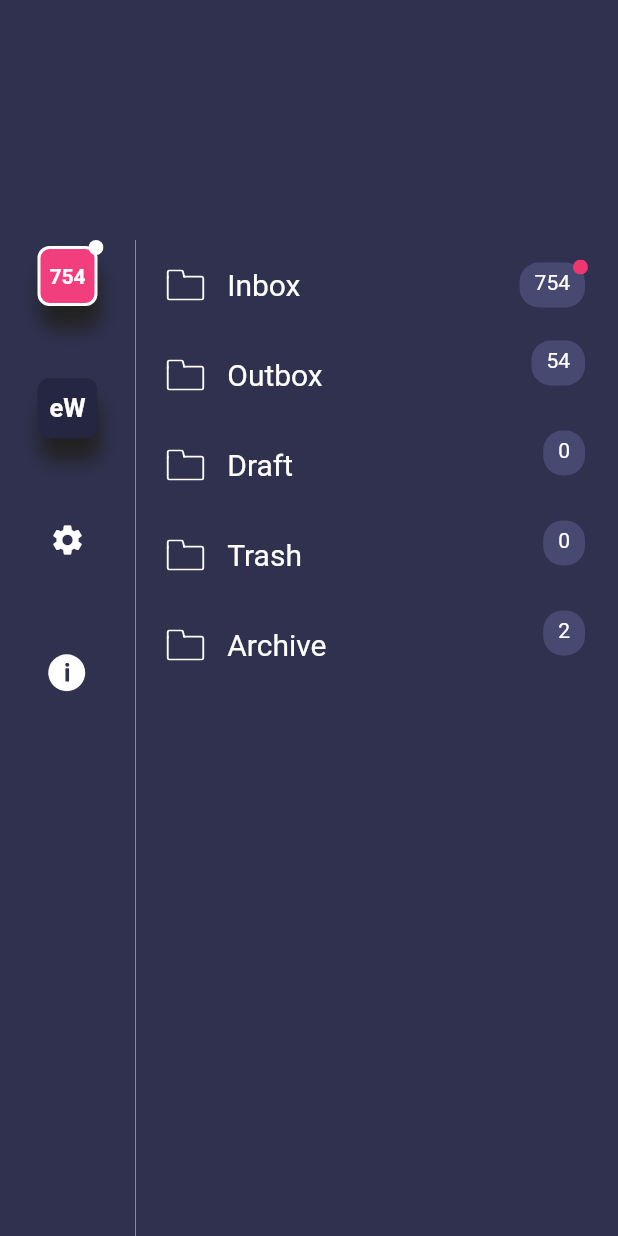
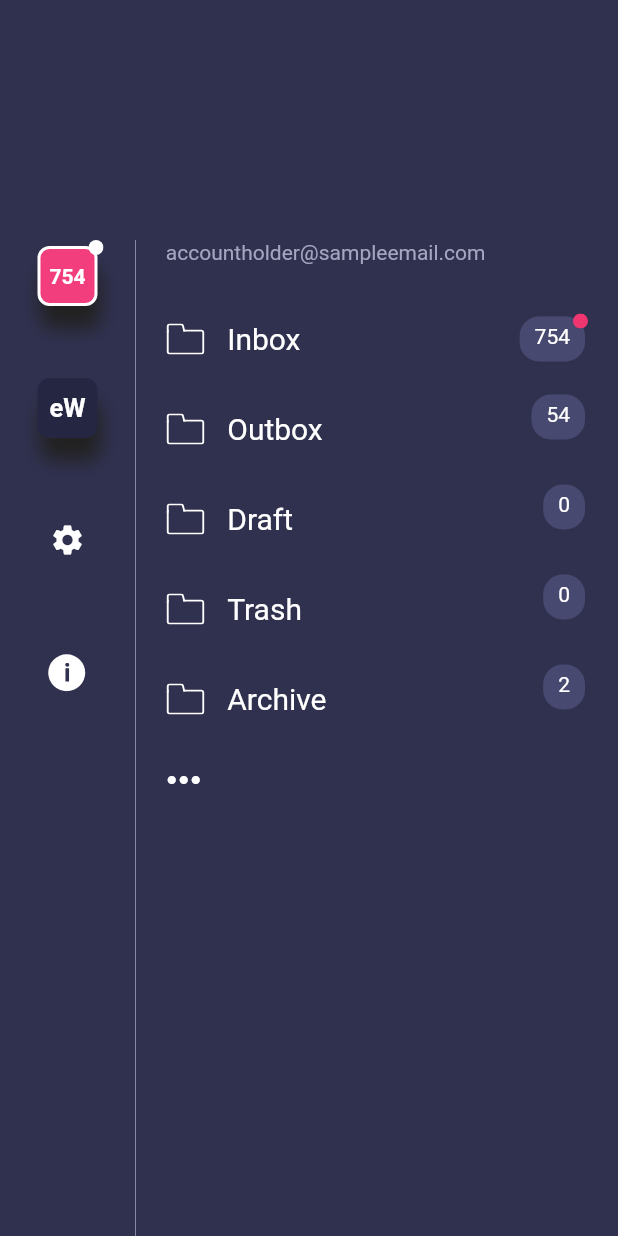
Before and after one commit to EAC-Technology/MobileApp, a Flutter app: the Menu screen opened directly, on a phone screen of 412 x 824 dp. Run offline on Flutter 3.47's test engine with Material 2 defaults, Android fonts, the phone set to English and light mode, and no system bars; our stand-ins replace convert, flutter_svg, rxdart, timeago, uni_links; missing offline and left inert: flutter_webview_plugin; accounts and stored records are empty; network calls fail.

Commit message:
edit mode for folder list

```diff
--- a/app_in_mail/lib/constants/strings/en_strings.dart
+++ b/app_in_mail/lib/constants/strings/en_strings.dart
@@ -57,4 +57,5 @@ final localizedStringsEn = {
   Strings.depositEur: 'Deposit EUR',
   Strings.exchangeEurToAnt: 'Exchange EUR to @NT',
   Strings.withdraw: 'Withdraw',
+  Strings.add: 'Add',
 };
--- a/app_in_mail/lib/constants/strings/fr_strings.dart
+++ b/app_in_mail/lib/constants/strings/fr_strings.dart
@@ -56,4 +56,5 @@ final localizedStringsFr = {
   Strings.depositEur: 'Deposit EUR_FR',
   Strings.exchangeEurToAnt: 'Exchange EUR to @NT_FR',
   Strings.withdraw: 'Withdraw_FR',
+  Strings.add: 'Add_FR',
 };
--- a/app_in_mail/lib/constants/strings/string_keys.dart
+++ b/app_in_mail/lib/constants/strings/string_keys.dart
@@ -56,4 +56,5 @@ class Strings{
   static final depositEur = 'depositEur';
   static final exchangeEurToAnt = 'exchangeEurToAnt';
   static final withdraw = 'withdraw';
+  static final add = 'add';
 }
--- a/app_in_mail/lib/screens/menu/folder_item_view.dart
+++ b/app_in_mail/lib/screens/menu/folder_item_view.dart
@@ -7,8 +7,9 @@ import 'package:flutter_svg/svg.dart';
 class FolderItemView extends StatefulWidget {
   final Mailbox mailbox;
   final Function onTap;
+  final bool isInEditMode;
 
-  FolderItemView({this.mailbox, this.onTap});
+  FolderItemView({this.mailbox, this.onTap, this.isInEditMode});
 
   @override
   _FolderItemViewState createState() => _FolderItemViewState();
@@ -41,7 +42,37 @@ class _FolderItemViewState extends State<FolderItemView> {
                   ),
                 ],
               ),
-              Stack(
+              _buildAccessoryViews(),
+            ],
+          ),
+        ),
+      ),
+    );
+  }
+
+  Widget _buildEditModeAccessories() {
+    return Row(
+      children: <Widget>[
+        IconButton(
+          icon: SvgPicture.asset(
+            Img.icDelete,
+            width: 20.0,
+          ),
+          onPressed: () {},
+        ),
+        IconButton(
+          icon: SvgPicture.asset(
+            Img.icEdit,
+            width: 20.0,
+          ),
+          onPressed: () {},
+        ),
+      ],
+    );
+  }
+
+  Widget _buildNormalModeAccessories() {
+    return Stack(
       alignment: Alignment.topRight,
       children: <Widget>[
         Padding(
@@ -49,8 +80,8 @@ class _FolderItemViewState extends State<FolderItemView> {
           child: Container(
             height: 30,
             child: Padding(
-                        padding: const EdgeInsets.only(
-                            left: 10, right: 10, top: 5, bottom: 5),
+              padding:
+                  const EdgeInsets.only(left: 10, right: 10, top: 5, bottom: 5),
               child: Text(
                 widget.mailbox.itemCount.toString(),
                 style: TextStyle(color: Colors.white),
@@ -58,8 +89,7 @@ class _FolderItemViewState extends State<FolderItemView> {
             ),
             decoration: new BoxDecoration(
                 color: AppColors.lightDarkBackground,
-                          borderRadius:
-                              new BorderRadius.all(Radius.circular(13))),
+                borderRadius: new BorderRadius.all(Radius.circular(13))),
           ),
         ),
         widget.mailbox.hasNewItems
@@ -69,11 +99,14 @@ class _FolderItemViewState extends State<FolderItemView> {
               )
             : Container(),
       ],
-              ),
-            ],
-          ),
-        ),
-      ),
     );
   }
+
+  Widget _buildAccessoryViews() {
+    if (this.widget.isInEditMode) {
+      return _buildEditModeAccessories();
+    } else {
+      return _buildNormalModeAccessories();
     }
+  }
+}
--- a/app_in_mail/lib/screens/menu/folder_list_view.dart
+++ b/app_in_mail/lib/screens/menu/folder_list_view.dart
@@ -1,7 +1,11 @@
 import 'package:app_in_mail/blocs/emails_bloc.dart';
+import 'package:app_in_mail/constants/colors.dart';
+import 'package:app_in_mail/constants/strings/string_keys.dart';
 import 'package:app_in_mail/model/mailbox.dart';
 import 'package:app_in_mail/screens/home/homePage.dart';
 import 'package:app_in_mail/screens/menu/folder_item_view.dart';
+import 'package:app_in_mail/screens/menu/menu_item_view.dart';
+import 'package:app_in_mail/utils/localization.dart';
 import 'package:flutter/material.dart';
 
 class FolderListView extends StatefulWidget {
@@ -10,7 +14,7 @@ class FolderListView extends StatefulWidget {
 }
 
 class _FolderListViewState extends State<FolderListView> {
-
+  var isInEditMode = false;
   //TODO: replace the fake data with real mailboxes comming from the server.
   final List<Mailbox> fakeData = [
     Mailbox(hasNewItems: true, itemCount: 754, title: 'Inbox'),
@@ -21,12 +25,82 @@ class _FolderListViewState extends State<FolderListView> {
   ];
   @override
   Widget build(BuildContext context) {
-    return ListView.builder(
-        padding: EdgeInsets.all(0),
-        itemCount: 5,
-        itemBuilder: (context, index) {
-          return FolderItemView( mailbox: fakeData[index], onTap: ()=> this._navigateToHome(context),);
-        });
+    return new CustomScrollView(slivers: [
+      new SliverToBoxAdapter(
+          child: this.isInEditMode
+              ? Container(
+                  child: Align(
+                    alignment: Alignment.centerRight,
+                    child: Padding(
+                      padding: const EdgeInsets.only(right: 20.0),
+                      child: IconButton(
+                        icon: Icon(
+                          Icons.clear,
+                          size: 30,
+                          color: Colors.white,
+                        ),
+                        onPressed: () {
+                          setState(() {
+                            this.isInEditMode = false;
+                          });
+                        },
+                      ),
+                    ),
+                  ),
+                )
+              : Padding(
+                  padding: const EdgeInsets.only(left: 20.0, bottom: 20),
+                  child: Text(
+                    "accountholder@sampleemail.com",
+                    style: TextStyle(color: AppColors.greyLight),
+                  ),
+                )),
+      new SliverList(
+        delegate: new SliverChildListDelegate(
+          new List<Widget>.generate(5, (int index) {
+            return FolderItemView(
+              isInEditMode: this.isInEditMode,
+              mailbox: fakeData[index],
+              onTap: () => this._navigateToHome(context),
+            );
+          }),
+        ),
+      ),
+      _getfooter(),
+    ]);
+  }
+
+  SliverToBoxAdapter _getfooter() {
+    if (this.isInEditMode) {
+      return SliverToBoxAdapter(
+         child: MenuItemView(
+          onTap:null,
+          textColor: AppColors.accentColor,
+          title: Localization.getString(Strings.add),
+          icon: Icon(Icons.add, color: AppColors.accentColor, size: 30,),
+        ),
+      );
+    } else {
+      return SliverToBoxAdapter(
+        child: Align(
+          alignment: Alignment.centerLeft,
+          child: Padding(
+            padding: const EdgeInsets.only(left: 8.0),
+            child: IconButton(
+                icon: Icon(
+                  Icons.more_horiz,
+                  color: Colors.white,
+                  size: 32,
+                ),
+                onPressed: () {
+                  setState(() {
+                    this.isInEditMode = true;
+                  });
+                }),
+          ),
+        ),
+      );
+    }
   }
 
   _navigateToHome(BuildContext context) {
--- a/app_in_mail/lib/screens/menu/menu_item_view.dart
+++ b/app_in_mail/lib/screens/menu/menu_item_view.dart
@@ -3,7 +3,7 @@ import 'package:flutter_svg/svg.dart';
 
 class MenuItemView extends StatefulWidget {
   final String title;
-  final SvgPicture icon;
+  final Widget icon;
   final Color textColor;
   final Function onTap;
   final double verticalPadding;
```
Lines whose indentation alone changed are shown as unchanged.
